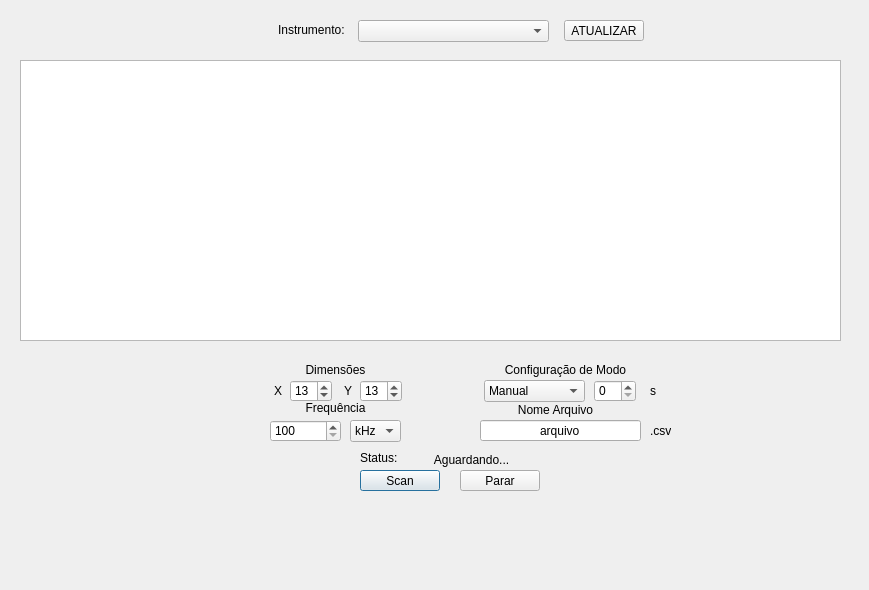
Old version of the form analisador_placa/analisador_placa/dialog.ui in the repository lucasgcb/CEM-Scanner-HMS-X.
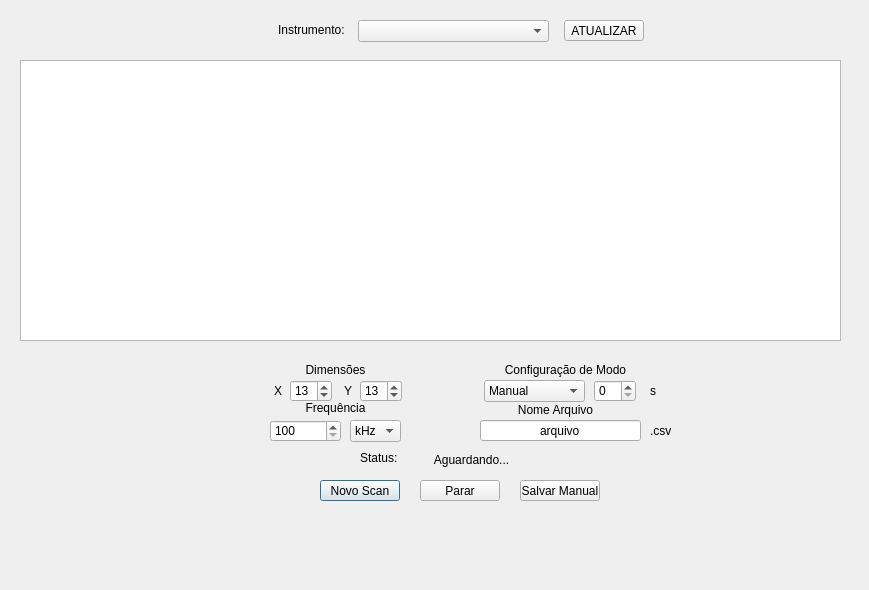
New version of the form.

Commit message: Add hard save, move interface handlers

The edit to the form file:
```diff
--- a/analisador_placa/analisador_placa/dialog.ui
+++ b/analisador_placa/analisador_placa/dialog.ui
@@ -144,21 +144,21 @@
   <widget class="QPushButton" name="botao_vai">
    <property name="geometry">
     <rect>
-     <x>360</x>
-     <y>470</y>
+     <x>320</x>
+     <y>480</y>
      <width>80</width>
      <height>21</height>
     </rect>
    </property>
    <property name="text">
-    <string>Scan</string>
+    <string>Novo Scan</string>
    </property>
   </widget>
   <widget class="QPushButton" name="botao_parar">
    <property name="geometry">
     <rect>
-     <x>460</x>
-     <y>470</y>
+     <x>420</x>
+     <y>480</y>
      <width>80</width>
      <height>21</height>
     </rect>
@@ -327,9 +327,9 @@
   <widget class="QLabel" name="label_erro">
    <property name="geometry">
     <rect>
-     <x>360</x>
-     <y>490</y>
-     <width>181</width>
+     <x>320</x>
+     <y>500</y>
+     <width>281</width>
      <height>20</height>
     </rect>
    </property>
@@ -379,8 +379,8 @@
   <widget class="QLabel" name="label_instrumento">
    <property name="geometry">
     <rect>
-     <x>530</x>
-     <y>40</y>
+     <x>650</x>
+     <y>20</y>
      <width>71</width>
      <height>20</height>
     </rect>
@@ -405,6 +405,19 @@
     <number>60</number>
    </attribute>
   </widget>
+  <widget class="QPushButton" name="botao_salvar">
+   <property name="geometry">
+    <rect>
+     <x>520</x>
+     <y>480</y>
+     <width>80</width>
+     <height>21</height>
+    </rect>
+   </property>
+   <property name="text">
+    <string>Salvar Manual</string>
+   </property>
+  </widget>
  </widget>
  <resources/>
  <connections/>
```
Left out of the diff: 3 changed lines with no effect on the pictures. The commit also changes 3 other files.
